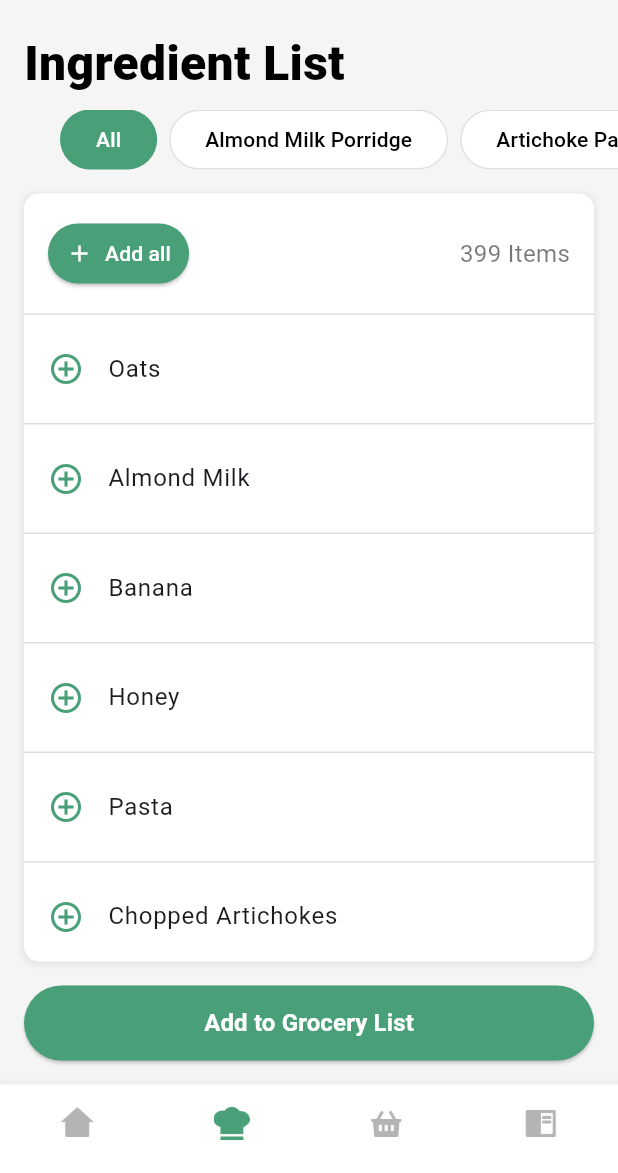
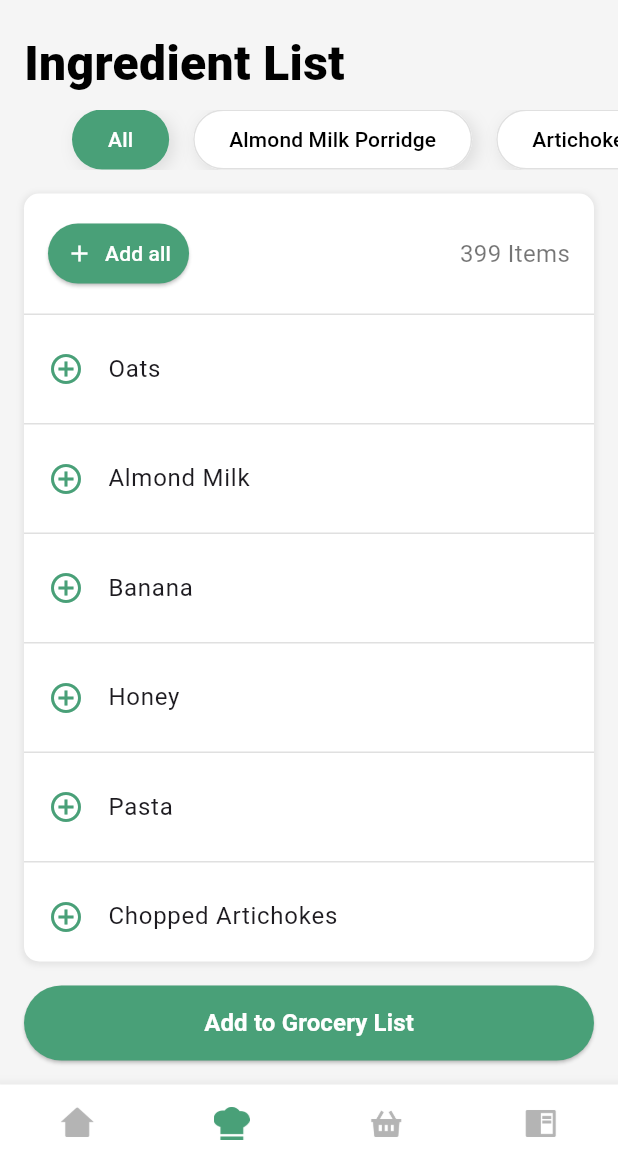
Before and after one commit to aadityayadav17/binarybandits, a Flutter app: the IngredientListPage screen opened directly, on a phone screen of 412 x 824 dp, the part 63-1236 px from its top. Run offline on Flutter 3.47's test engine with Material 3 defaults, Android fonts, the phone set to English and light mode, and no system bars; our stand-ins replace country_code_picker, dropdown_button2, firebase_core, google_fonts; accounts and stored records are empty.

Commit message:
Ingredient List (17/n) - Padding and Shadow

```diff
--- a/lib/screens/ingredient_list_screen.dart
+++ b/lib/screens/ingredient_list_screen.dart
@@ -201,33 +201,53 @@ class _IngredientListPageState extends State<IngredientListPage> {
       child: ListView(
         scrollDirection: Axis.horizontal,
         children: [
-          // Add padding only to the first tab ('All')
           Padding(
             padding: const EdgeInsets.only(
                 left: 40.0), // Padding only for the first tab
-            child: _buildRecipeTab('All', isAllSelected, () {
+            child:
+                _buildTabWithShadow(_buildRecipeTab('All', isAllSelected, () {
               setState(() {
                 isAllSelected = true;
                 selectedRecipe = null;
               });
-            }),
+            })),
           ),
           for (Recipe recipe in recipes)
+            _buildTabWithShadow(
                 _buildRecipeTab(recipe.name, selectedRecipe == recipe, () {
               setState(() {
                 isAllSelected = false;
                 selectedRecipe = recipe;
               });
-            }),
+            })),
         ],
       ),
     );
   }
 
+  Widget _buildTabWithShadow(Widget tab) {
+    return Container(
+      margin: EdgeInsets.symmetric(horizontal: 8.0),
+      decoration: BoxDecoration(
+        color: Colors.white, // Ensure tab background is white
+        borderRadius:
+            BorderRadius.circular(20), // Apply consistent border radius
+        boxShadow: [
+          BoxShadow(
+            color: Colors.grey.withOpacity(0.3), // Lighter shadow color
+            spreadRadius:
+                0, // No extra spread, keeping shadow tight to bottom-right
+            blurRadius: 9, // Slight blur for softness
+            offset: Offset(3, 3), // Shift shadow towards bottom-right
+          ),
+        ],
+      ),
+      child: tab,
+    );
+  }
+
   Widget _buildRecipeTab(String title, bool isSelected, VoidCallback onTap) {
-    return Padding(
-      padding: const EdgeInsets.only(right: 8.0),
-      child: ElevatedButton(
+    return ElevatedButton(
       onPressed: onTap,
       child: Text(
         title,
@@ -242,7 +262,6 @@ class _IngredientListPageState extends State<IngredientListPage> {
           borderRadius: BorderRadius.circular(20),
           side: BorderSide(
             color: isSelected ? Colors.transparent : Colors.grey.shade300,
-            ),
           ),
         ),
       ),
```
Lines whose indentation alone changed are shown as unchanged.
